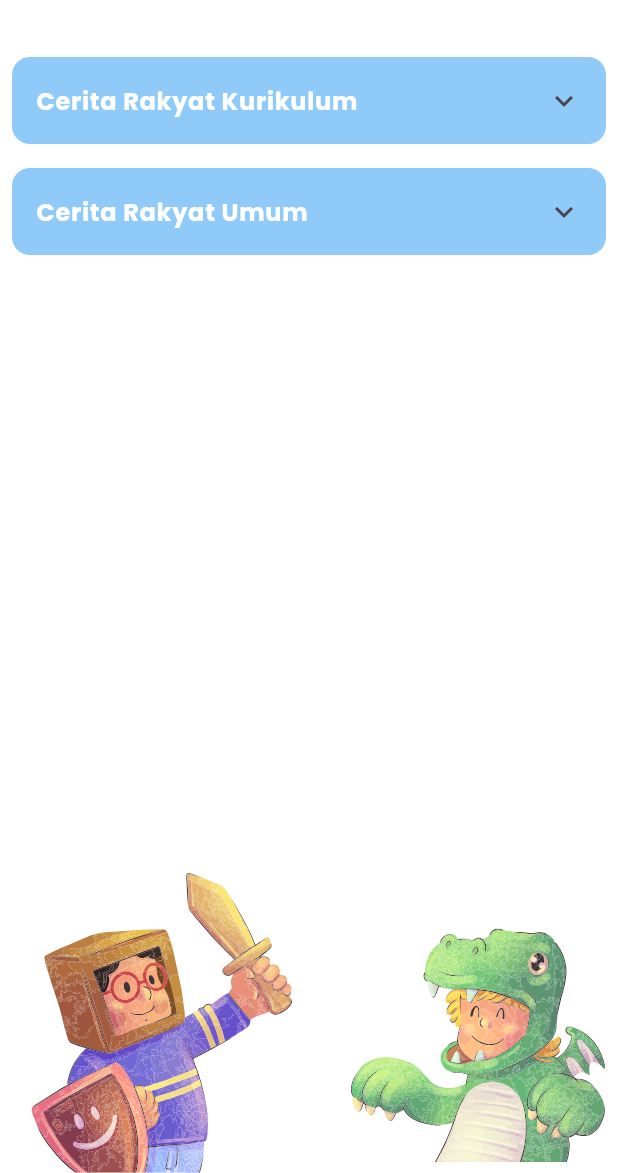
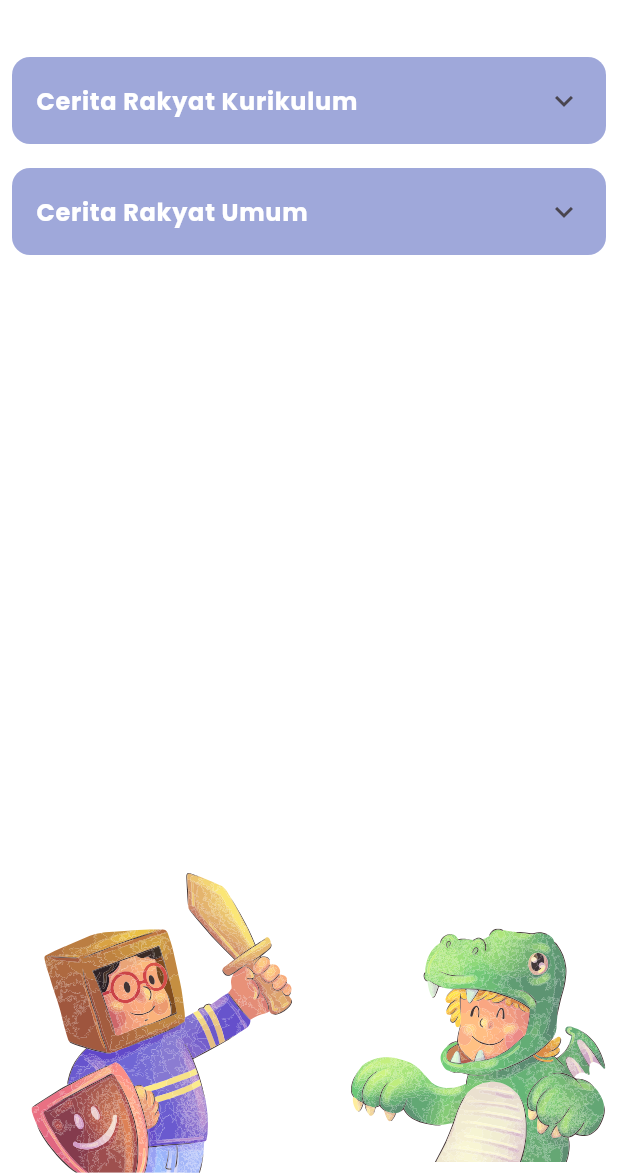
Before and after one commit to WidigdaMukti/LaguDaerah-CeritaRakyat, a Flutter app: the CeritaRakyatPage screen opened directly, on a phone screen of 412 x 824 dp, the part 63-1236 px from its top. Run offline on Flutter 3.47's test engine with Material 3 defaults, Android fonts, the light colour scheme and no system bars; our stand-ins replace assets_audio_player, flutter_svg, google_fonts, youtube_player_flutter; missing offline and left inert: volume_control.

Commit message:
Fourth Commit 1.3

```diff
--- a/lib/cerita_rakyat.dart
+++ b/lib/cerita_rakyat.dart
@@ -52,7 +52,7 @@
         backgroundColor: Colors.transparent,
         elevation: 0,
         leading: IconButton(
-          icon: Icon(
+          icon: const Icon(
             Icons.arrow_back,
             color: Colors.black,
           ),
@@ -70,7 +70,7 @@
         centerTitle: true,
       ),
       body: Padding(
-        padding: EdgeInsets.fromLTRB(8.0, 8.0, 8.0, 0),
+        padding: const EdgeInsets.fromLTRB(8.0, 8.0, 8.0, 0),
         child: Stack(
           children: [
             Positioned.fill(
@@ -97,16 +97,18 @@
               children: ceritaRakyatData.keys.map((category) {
                 return Column(
                   children: [
-                    SizedBox(height: 16.0), // Memberi jarak antara kategori
-                    Container(
-                      decoration: BoxDecoration(
-                        borderRadius: BorderRadius.circular(
-                            12.0), // Menambahkan border radius di sini
-                        color: Colors.blue.withOpacity(0.5),
-                      ),
+                    const SizedBox(
+                        height: 16.0), // Memberi jarak antara kategori
+                    ClipRRect(
+                      borderRadius: BorderRadius.circular(12.0),
+                      child: Container(
+                        color: Colors.indigo.withOpacity(0.5),
                         child: ExpansionTile(
-                        tilePadding: EdgeInsets.symmetric(
-                            horizontal: 16.0), // Padding horizontal
+                          shape:
+                              Border.all(width: 0, color: Colors.transparent),
+                          tilePadding:
+                              const EdgeInsets.symmetric(horizontal: 16.0),
+                          backgroundColor: Colors.transparent,
                           title: Text(
                             category,
                             style: GoogleFonts.poppins(
@@ -127,30 +129,42 @@
                                       ),
                                     );
                                   },
+                                  child: ClipRRect(
+                                    borderRadius: const BorderRadius.only(
+                                      bottomLeft: Radius.circular(12.0),
+                                      bottomRight: Radius.circular(12.0),
+                                    ),
                                     child: Container(
-                                  // color: Colors.blue.withOpacity(
-                                  //     0.3), // Warna biru dengan opasitas 50%
-                                  padding: EdgeInsets.symmetric(
-                                      vertical: 12.0, horizontal: 16.0),
+                                      margin: const EdgeInsets.symmetric(
+                                          vertical: 4.0),
+                                      color: Colors
+                                          .transparent, // Mengatur latar belakang menjadi transparan
+                                      child: Padding(
+                                        padding: const EdgeInsets.symmetric(
+                                          vertical: 12.0,
+                                          horizontal: 16.0,
+                                        ),
                                         child: Row(
                                           children: [
                                             Expanded(
-                                        child: Text(cerita['Judul'],
+                                              child: Text(
+                                                cerita['Judul'],
                                                 style: GoogleFonts.poppins(
-                                                textStyle: TextStyle(
+                                                  textStyle: const TextStyle(
                                                       color: Colors.white),
-                                                fontSize: 16.0)),
+                                                  fontSize: 16.0,
                                                 ),
-                                      // Icon(
-                                      //   Icons.arrow_forward,
-                                      //   color: Colors.white, // Icon putih
-                                      // ),
+                                              ),
+                                            ),
                                           ],
+                                        ),
+                                      ),
                                     ),
                                   ),
                                 );
                               }).toList() ??
                               [],
+                        ),
                       ),
                     ),
                   ],
--- a/lib/detail_cerita.dart
+++ b/lib/detail_cerita.dart
@@ -112,10 +112,12 @@
                   child: Text(
                     'Tonton Video',
                     style: GoogleFonts.poppins(
+                      color: Colors.indigo,
                       fontWeight: FontWeight.bold,
                     ),
                   ),
                   style: ElevatedButton.styleFrom(
+                    backgroundColor: Color.fromARGB(255, 203, 211, 255),
                     shape: RoundedRectangleBorder(
                       borderRadius: BorderRadius.circular(12),
                     ),
--- a/lib/detail_lagu.dart
+++ b/lib/detail_lagu.dart
@@ -133,15 +133,17 @@
                     SizedBox(width: 8.0), // Memberi jarak antara ikon dan teks
                     Text(
                       'Play Audio',
-                      style: GoogleFonts.poppins(fontWeight: FontWeight.bold),
+                      style: GoogleFonts.poppins(
+                          fontWeight: FontWeight.bold, color: Colors.indigo),
                     ),
                     Icon(
                       Icons.play_arrow,
-                      color: Colors.white,
+                      color: Colors.indigo,
                     ),
                   ],
                 ),
                 style: ElevatedButton.styleFrom(
+                    backgroundColor: const Color.fromARGB(255, 203, 211, 255),
                     shape: RoundedRectangleBorder(
                         borderRadius: BorderRadius.circular(12))),
               ),
--- a/pubspec.yaml
+++ b/pubspec.yaml
@@ -49,7 +49,7 @@
   # activated in the `analysis_options.yaml` file located at the root of your
   # package. See that file for information about deactivating specific lint
   # rules and activating additional ones.
-  flutter_lints: ^2.0.0
+  flutter_lints: ^3.0.1
 
 # For information on the generic Dart part of this file, see the
 # following page: https://dart.dev/tools/pub/pubspec
```
Also changed, not shown: lib/handler/audio_handler.dart (+16 -9 lines), lib/handler/vidio_handler.dart (+7 -8 lines), lib/lagu_daerah.dart (+36 -22 lines), pubspec.lock. Lines whose indentation alone changed are shown as unchanged.
